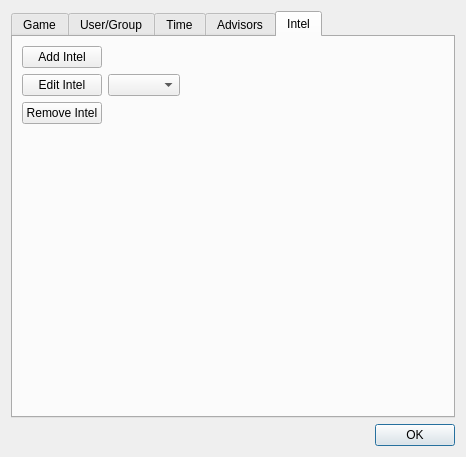
Before: the Qt Designer form ui/EditScenarioDialog.ui in dmzdev/stance, drawn with Qt 5.
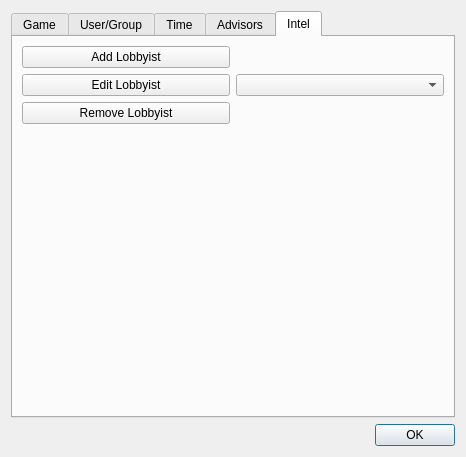
After: the same form once the commit is applied. The open tabs and pages were chosen to show the change.

Commit message: Added Advisor creation/editing. Added Lobbyist creation/editing. Fixed bug that would allow empty strings to be specified for game names.

What changed in the file:
```diff
--- a/ui/EditScenarioDialog.ui
+++ b/ui/EditScenarioDialog.ui
@@ -348,7 +348,7 @@
       <attribute name="title">
        <string>Intel</string>
       </attribute>
-      <layout class="QHBoxLayout" name="horizontalLayout_13">
+      <layout class="QVBoxLayout" name="verticalLayout_15">
        <item>
         <layout class="QVBoxLayout" name="verticalLayout_9">
          <item>
@@ -358,21 +358,21 @@
              <item>
               <widget class="QPushButton" name="pushButton">
                <property name="text">
-                <string>Add Intel</string>
+                <string>Add Lobbyist</string>
                </property>
               </widget>
              </item>
              <item>
               <widget class="QPushButton" name="pushButton_3">
                <property name="text">
-                <string>Edit Intel</string>
+                <string>Edit Lobbyist</string>
                </property>
               </widget>
              </item>
              <item>
               <widget class="QPushButton" name="pushButton_2">
                <property name="text">
-                <string>Remove Intel</string>
+                <string>Remove Lobbyist</string>
                </property>
               </widget>
              </item>
@@ -398,19 +398,6 @@
          </item>
         </layout>
        </item>
-       <item>
-        <spacer name="horizontalSpacer_4">
-         <property name="orientation">
-          <enum>Qt::Horizontal</enum>
-         </property>
-         <property name="sizeHint" stdset="0">
-          <size>
-           <width>138</width>
-           <height>20</height>
-          </size>
-         </property>
-        </spacer>
-       </item>
       </layout>
      </widget>
     </widget>
```
Left out of the diff: 36 changed lines with no effect on the pictures. The commit also changes 10 other files.
